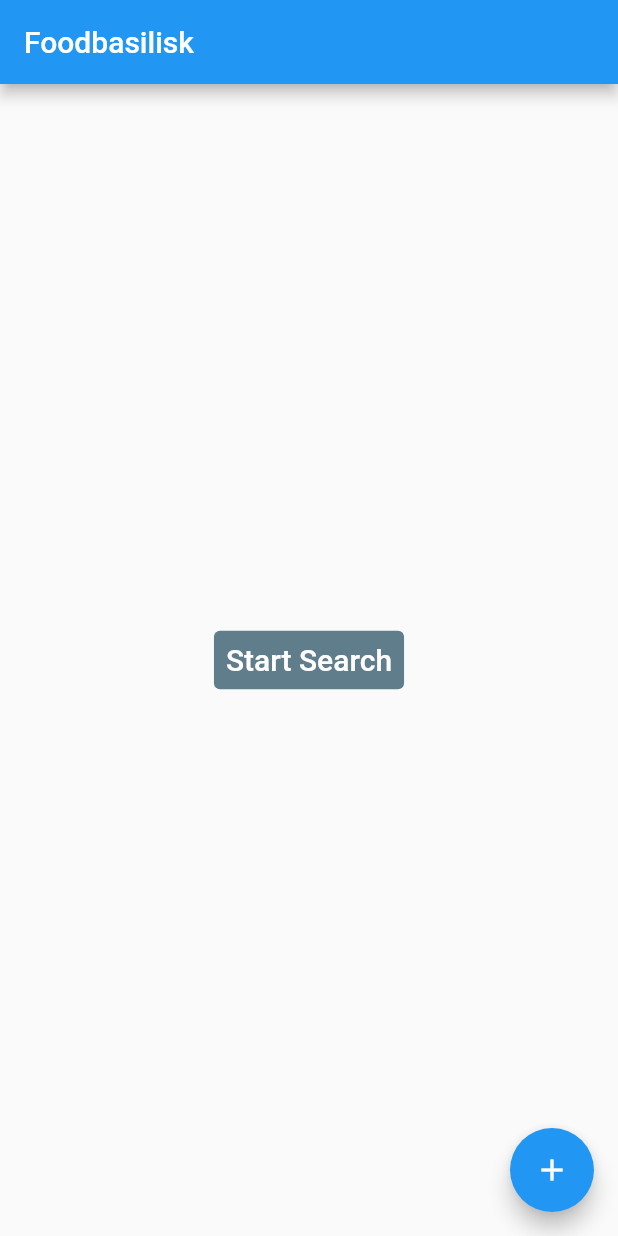
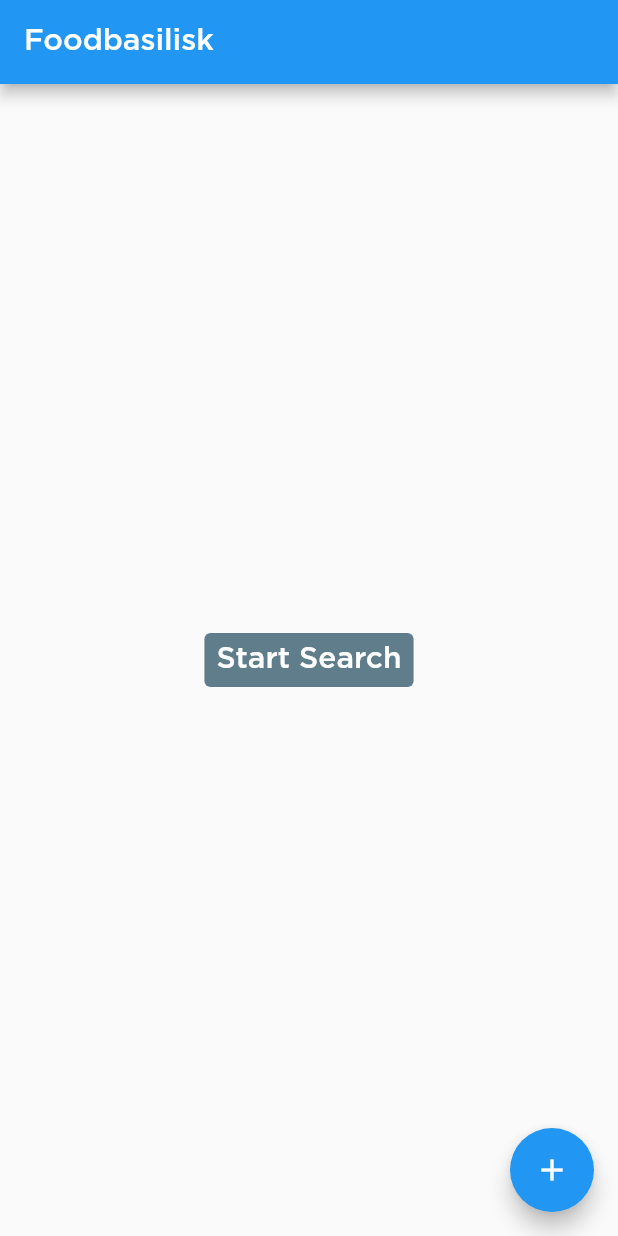
Before and after one commit to 42kangaroo/foodbasilisk, a Flutter app: the screen it shows after launch, on a phone screen of 412 x 824 dp. Run offline on Flutter 3.47's test engine with Material 2 defaults, Android fonts, the light colour scheme and no system bars; our stand-ins replace cloud_firestore, firebase_core, rflutter_alert; accounts and stored records are empty; generated files the repository leaves out were written again.

Commit message:
Font Gotham

```diff
--- a/lib/main.dart
+++ b/lib/main.dart
@@ -29,6 +29,7 @@ class FoodBasilisk extends StatelessWidget {
       title: 'Foodbasilisk',
       theme: ThemeData(
         primarySwatch: Colors.blue,
+        fontFamily: "Gotham",
       ),
       home: const MyHomePage(title: 'Foodbasilisk'),
     );
--- a/lib/price_page.dart
+++ b/lib/price_page.dart
@@ -28,7 +28,6 @@ class _PricePageState extends State<PricePage> {
         },
         child: Card(
           child: Row(
-
             children: [
               Expanded(
                 child: Image.asset(
@@ -59,6 +58,7 @@ class _PricePageState extends State<PricePage> {
       ),
       // 2
       body: SafeArea(
+        child: SingleChildScrollView(
           child: Column(
             crossAxisAlignment: CrossAxisAlignment.stretch,
             children: [
@@ -67,6 +67,7 @@ class _PricePageState extends State<PricePage> {
               makePrice(
                   "assets/HIGH.png", "No restriction", price.NO_RESTRICTION),
             ],
+          ),
         ),
       ),
 
```
Lines whose indentation alone changed are shown as unchanged.
